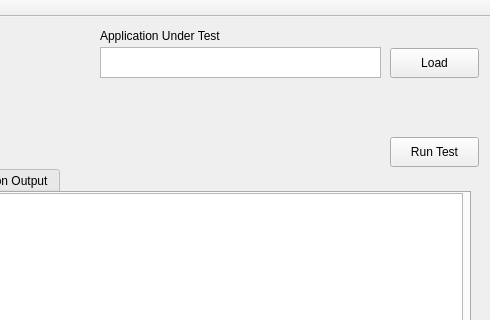
Areon1031/CPE_631_Advanced_Computer_Architecture, file Project/QuickPerformance/mainwindow.ui: the form before one commit; both pictures show x 590 to 1080 and y 0 to 320 of the 1080 by 568 pixel window.
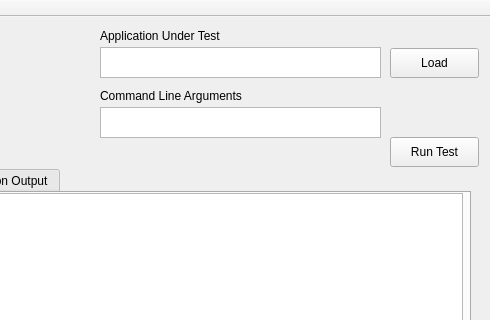
The form after the commit. Custom widgets are drawn as their Qt base class.

Commit message: - Refactored some of the code to clean up some of the longer methods. - Cleaned up the reading of the performance groups to only the actual macro. - Added the ability to use performance groups to calculate specific user requested metrics. - Updated the perfscope command to take the perfctr from the user as an input.

Patch:
```diff
--- a/Project/QuickPerformance/mainwindow.ui
+++ b/Project/QuickPerformance/mainwindow.ui
@@ -219,6 +219,35 @@
      </widget>
     </widget>
    </widget>
+   <widget class="QLabel" name="CommandLineArgs_Label">
+    <property name="geometry">
+     <rect>
+      <x>690</x>
+      <y>70</y>
+      <width>190</width>
+      <height>17</height>
+     </rect>
+    </property>
+    <property name="text">
+     <string>Command Line Arguments</string>
+    </property>
+   </widget>
+   <widget class="QTextEdit" name="CommandLineArgs_Text">
+    <property name="geometry">
+     <rect>
+      <x>690</x>
+      <y>90</y>
+      <width>281</width>
+      <height>31</height>
+     </rect>
+    </property>
+    <property name="readOnly">
+     <bool>false</bool>
+    </property>
+    <property name="acceptRichText">
+     <bool>true</bool>
+    </property>
+   </widget>
   </widget>
   <widget class="QMenuBar" name="menuBar">
    <property name="geometry">
```
The commit also changes 5 other files.
